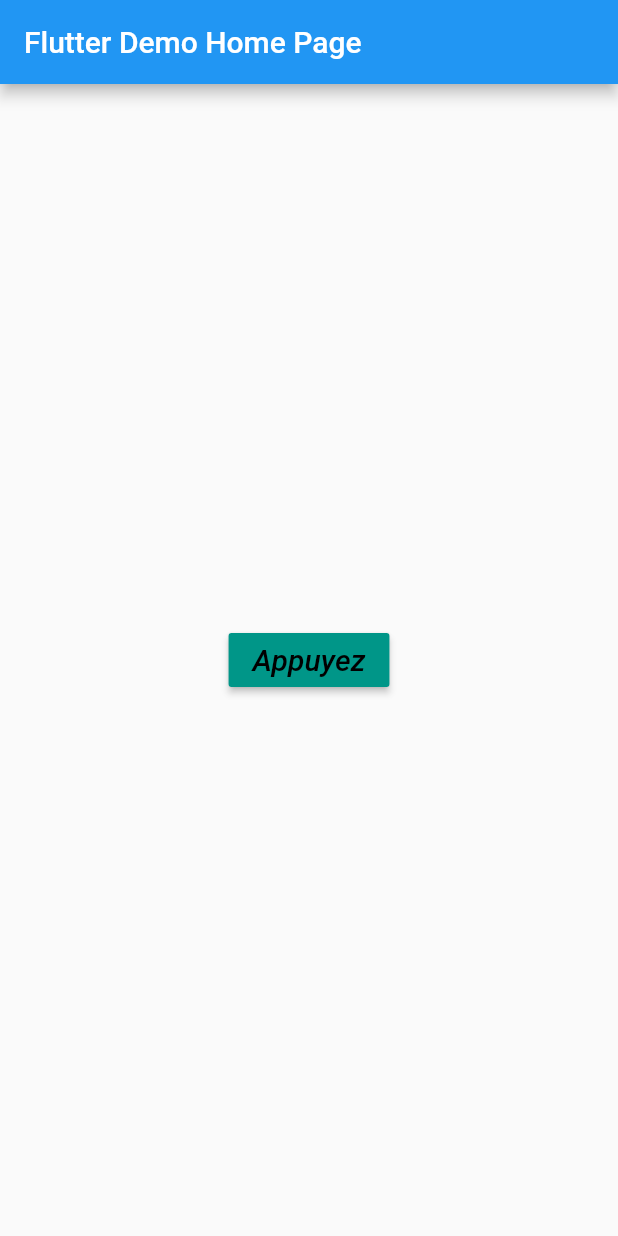
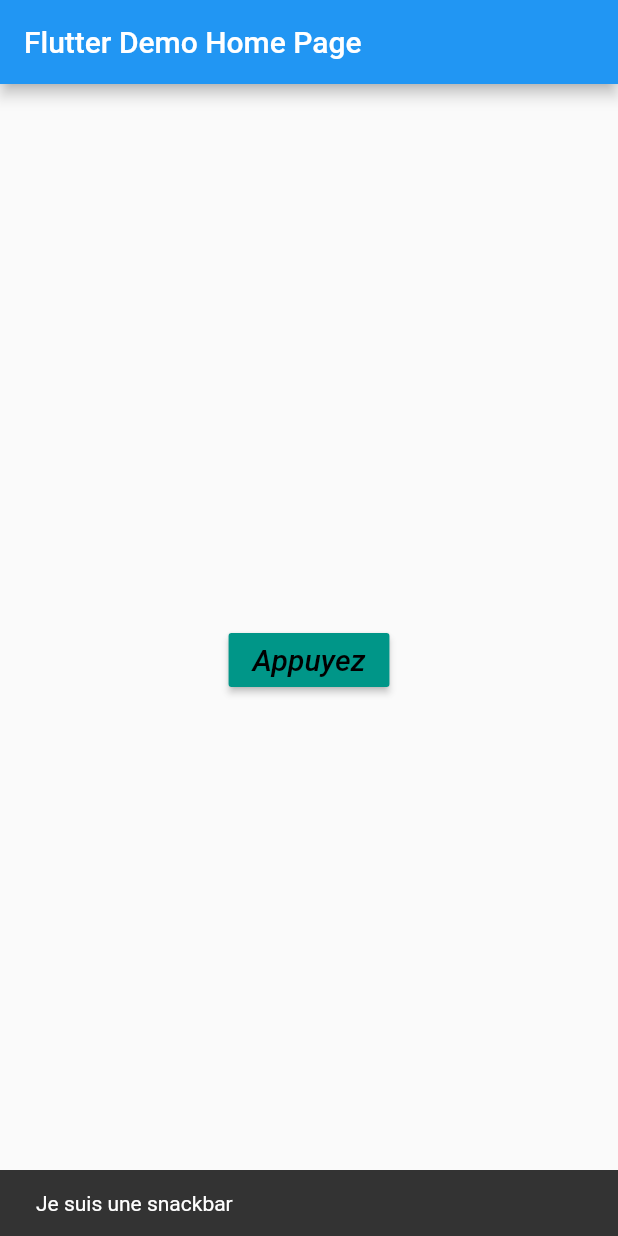
Before and after one commit to FlorianKogon/flutter_pop, a Flutter app: the screen it shows after launch, after a tap on "Appuyez", on a phone screen of 412 x 824 dp. Run offline on Flutter 3.47's test engine with Material 2 defaults, Android fonts, the phone set to English and light mode, and no system bars.

Commit message:
snackbar-ok

```diff
--- a/lib/body.dart
+++ b/lib/body.dart
@@ -14,7 +14,7 @@ class _BodyState extends State<Body> {
     // TODO: implement build
     return Center(
       child: RaisedButton(
-        onPressed: test,
+        onPressed: snack,
         color: Colors.teal,
         textColor: Colors.black,
         child: Text(
@@ -28,9 +28,13 @@ class _BodyState extends State<Body> {
     );
   }
 
-  void test() {
-    setState(() {
-      print("on a cliqué");
-    });
+  void snack() {
+    SnackBar snackBar = SnackBar(
+      duration: Duration(seconds: 1),
+      content:
+        Text('Je suis une snackbar')
+      );
+    Scaffold.of(context).showSnackBar(snackBar);
   }
+
 }
```
